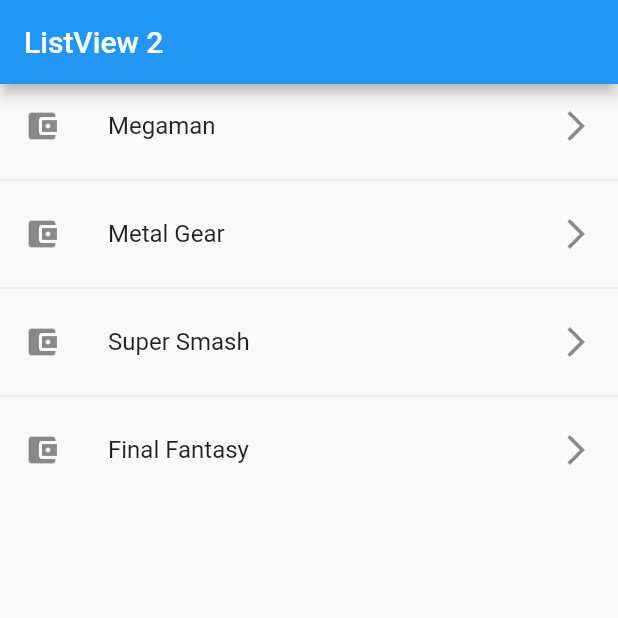
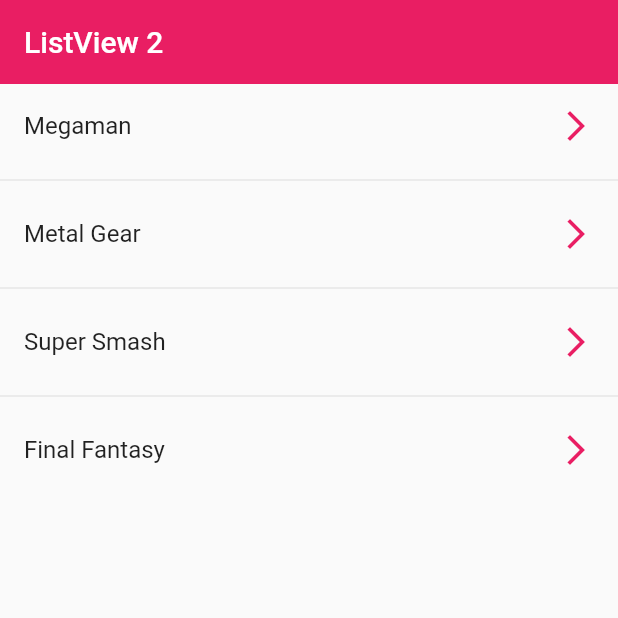
Before and after one commit to Rituzka/flutter_list_components_app, a Flutter app: the screen it shows after launch, on a phone screen of 412 x 824 dp, the top half of it. Run offline on Flutter 3.47's test engine with Material 2 defaults, Android fonts, the light colour scheme and no system bars.

Commit message:
put background color in the appbar and in the item icons

```diff
--- a/lib/screens/listView2_screen.dart
+++ b/lib/screens/listView2_screen.dart
@@ -14,13 +14,18 @@
   Widget build(BuildContext context) {
     return Scaffold(
         appBar: AppBar(
+          elevation: 0,
           title: const Text('ListView 2'),
+          backgroundColor: Colors.pink,
         ),
         body: ListView.separated(
             itemBuilder: (context, index) => ListTile(
-                  leading: const Icon(Icons.account_balance_wallet),
                   title: Text(options[index]),
-                  trailing: const Icon(Icons.arrow_forward_ios),
+                  trailing: const Icon(
+                    Icons.arrow_forward_ios,
+                    color: Colors.pink,
+                  ),
+                  onTap: () {},
                 ),
             separatorBuilder: (_, __) => const Divider(),
             itemCount: options.length));
```
